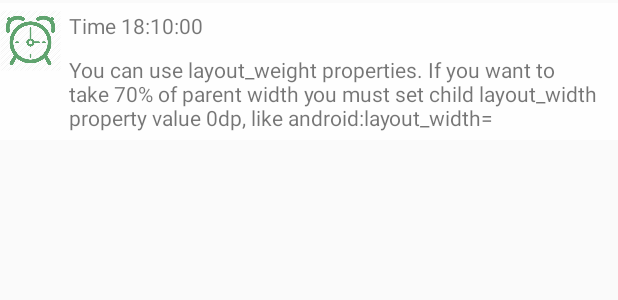
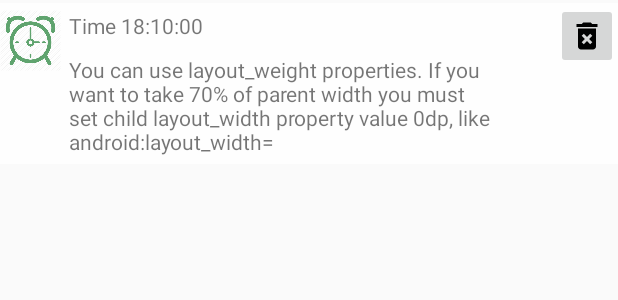
Before and after one commit to achalakavinda/Event-Schedule-Sample-Android-APP, an Android app: the layout recycler_event_item.xml on its own in the app's theme, with its tools: preview values and no code run, on a phone screen of 412 x 824 dp. Shown: the top 300 px of the screen. Run offline under Robolectric (Android 15) with nearby library versions, the phone set to English and light mode, and no system bars.

Commit message:
add delete option

```diff
--- /dev/null
+++ b/app/src/main/res/drawable/ic_delete_forever_black_24dp.xml
@@ -0,0 +1,9 @@
+<vector xmlns:android="http://schemas.android.com/apk/res/android"
+        android:width="24dp"
+        android:height="24dp"
+        android:viewportWidth="24.0"
+        android:viewportHeight="24.0">
+    <path
+        android:fillColor="#FF000000"
+        android:pathData="M6,19c0,1.1 0.9,2 2,2h8c1.1,0 2,-0.9 2,-2L18,7L6,7v12zM8.46,11.88l1.41,-1.41L12,12.59l2.12,-2.12 1.41,1.41L13.41,14l2.12,2.12 -1.41,1.41L12,15.41l-2.12,2.12 -1.41,-1.41L10.59,14l-2.13,-2.12zM15.5,4l-1,-1h-5l-1,1L5,4v2h14L19,4z"/>
+</vector>
--- a/app/src/main/res/layout/recycler_event_item.xml
+++ b/app/src/main/res/layout/recycler_event_item.xml
@@ -17,7 +17,7 @@
 
     <LinearLayout
         android:layout_width="0dp"
-        android:layout_weight="0.9"
+        android:layout_weight="0.8"
         android:layout_height="wrap_content"
         android:orientation="vertical"
         android:padding="5dp">
@@ -37,4 +37,11 @@
 
     </LinearLayout>
 
+    <ImageButton
+        android:id="@+id/deleteBtn"
+        android:src="@drawable/ic_delete_forever_black_24dp"
+        android:layout_width="0dp"
+        android:layout_weight="0.1"
+        android:layout_height="wrap_content"/>
+
 </LinearLayout>
```
Also changed, not shown: app/src/main/java/Adapters/EventListAdapter.java (+21 -6 lines), app/src/main/java/com/opensource/schedular/EventListActivity.java (+24 -1 lines).
